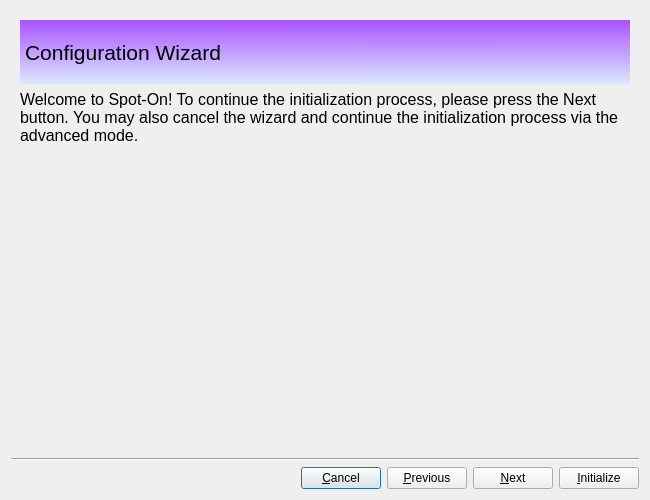
Old version of the form branches/trunk/UI/spot-on-wizard.ui in the repository textbrowser/spot-on.
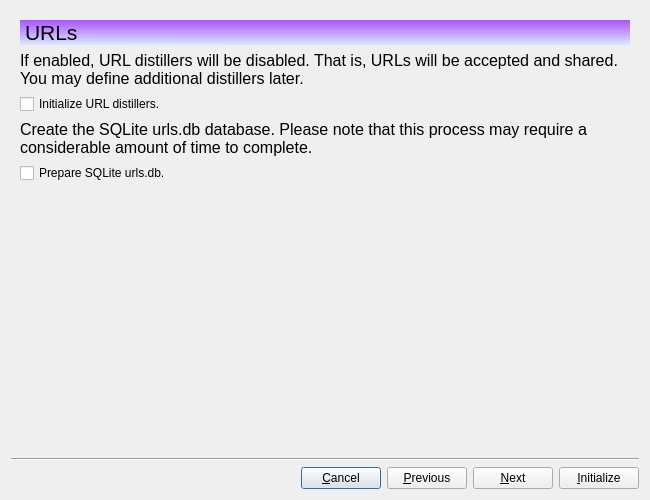
New version of the form. The open tabs and pages were chosen to show the change. Icons and pictures are not drawn.

Commit message: New wizard page.

```diff
--- a/branches/trunk/UI/spot-on-wizard.ui
+++ b/branches/trunk/UI/spot-on-wizard.ui
@@ -440,6 +440,128 @@
        </item>
       </layout>
      </widget>
+     <widget class="QWidget" name="page_5">
+      <layout class="QVBoxLayout" name="verticalLayout_3">
+       <item>
+        <widget class="QFrame" name="frame_3">
+         <property name="styleSheet">
+          <string notr="true">background-color: qlineargradient(spread:reflect, x1:0.023, y1:0.988636, x2:0.028, y2:0.011, stop:0 rgba(218, 232, 255, 255), stop:1 rgba(170, 85, 255, 255));</string>
+         </property>
+         <layout class="QHBoxLayout" name="horizontalLayout_7">
+          <property name="spacing">
+           <number>0</number>
+          </property>
+          <property name="leftMargin">
+           <number>0</number>
+          </property>
+          <property name="topMargin">
+           <number>0</number>
+          </property>
+          <property name="rightMargin">
+           <number>0</number>
+          </property>
+          <property name="bottomMargin">
+           <number>0</number>
+          </property>
+          <item>
+           <widget class="QLabel" name="label_13">
+            <property name="font">
+             <font>
+              <pointsize>16</pointsize>
+             </font>
+            </property>
+            <property name="styleSheet">
+             <string notr="true">background-color: transparent;</string>
+            </property>
+            <property name="text">
+             <string>URLs</string>
+            </property>
+            <property name="indent">
+             <number>5</number>
+            </property>
+           </widget>
+          </item>
+          <item>
+           <widget class="QLabel" name="label_14">
+            <property name="maximumSize">
+             <size>
+              <width>64</width>
+              <height>64</height>
+             </size>
+            </property>
+            <property name="styleSheet">
+             <string notr="true">background-color: transparent;</string>
+            </property>
+            <property name="pixmap">
+             <pixmap resource="../Icons/icons.qrc">:/wizard/urls.png</pixmap>
+            </property>
+            <property name="scaledContents">
+             <bool>true</bool>
+            </property>
+           </widget>
+          </item>
+         </layout>
+        </widget>
+       </item>
+       <item>
+        <widget class="QLabel" name="label_16">
+         <property name="font">
+          <font>
+           <pointsize>12</pointsize>
+          </font>
+         </property>
+         <property name="text">
+          <string>If enabled, URL distillers will be disabled. That is, URLs will be accepted and shared. You may define additional distillers later.</string>
+         </property>
+         <property name="wordWrap">
+          <bool>true</bool>
+         </property>
+        </widget>
+       </item>
+       <item>
+        <widget class="QCheckBox" name="initialize_url_distillers">
+         <property name="text">
+          <string>Initialize URL distillers.</string>
+         </property>
+        </widget>
+       </item>
+       <item>
+        <widget class="QLabel" name="label_15">
+         <property name="font">
+          <font>
+           <pointsize>12</pointsize>
+          </font>
+         </property>
+         <property name="text">
+          <string>Create the SQLite urls.db database. Please note that this process may require a considerable amount of time to complete.</string>
+         </property>
+         <property name="wordWrap">
+          <bool>true</bool>
+         </property>
+        </widget>
+       </item>
+       <item>
+        <widget class="QCheckBox" name="prepare_sqlite_urls_db">
+         <property name="text">
+          <string>Prepare SQLite urls.db.</string>
+         </property>
+        </widget>
+       </item>
+       <item>
+        <spacer name="verticalSpacer_5">
+         <property name="orientation">
+          <enum>Qt::Vertical</enum>
+         </property>
+         <property name="sizeHint" stdset="0">
+          <size>
+           <width>20</width>
+           <height>40</height>
+          </size>
+         </property>
+        </spacer>
+       </item>
+      </layout>
+     </widget>
     </widget>
    </item>
    <item>
```
The commit also changes 2 other files.
